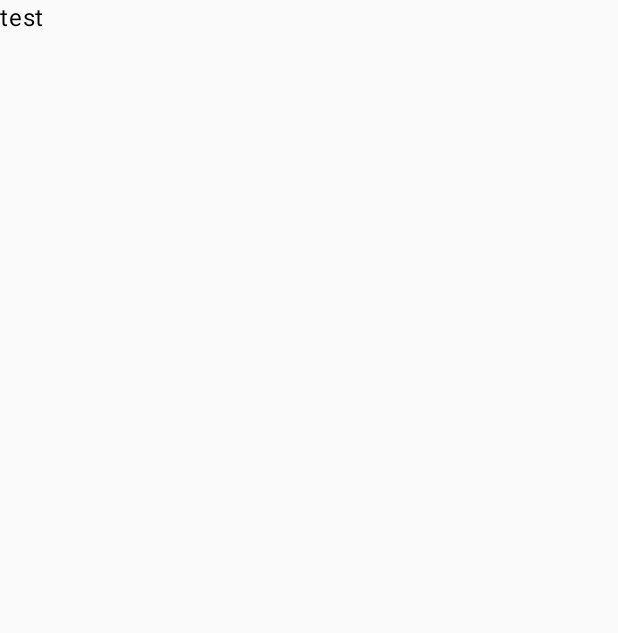
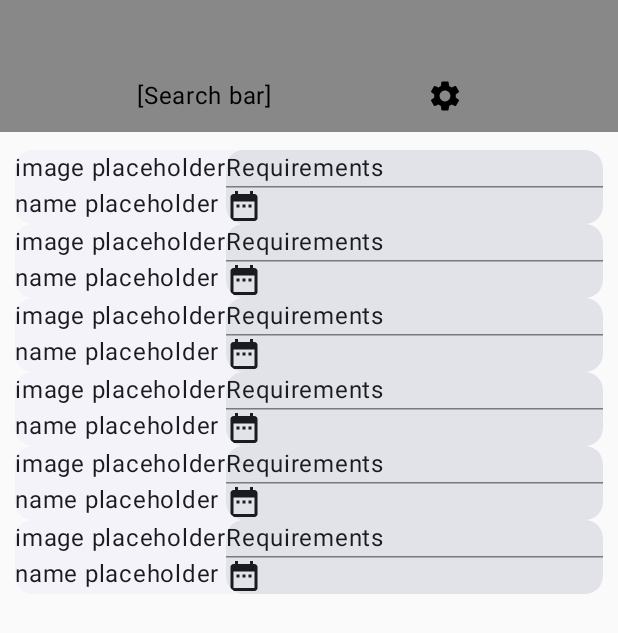
Before and after one commit to ParkerB77/HomieFindr, an Android app built with Jetpack Compose: the screen it shows after launch (MainActivity), on a phone screen of 412 x 824 dp. Before the commit the part shown is almost empty. Shown: the top 633 px of the screen. Run offline under Robolectric (Android 15) with nearby library versions, the phone set to English and light mode, and no system bars.

Commit message:
started formatting people screen

```diff
--- a/app/src/main/java/com/cs407/homiefindr/ui/screen/PeopleScreen.kt
+++ b/app/src/main/java/com/cs407/homiefindr/ui/screen/PeopleScreen.kt
@@ -1,9 +1,170 @@
 package com.cs407.homiefindr.ui.screen
 
+import androidx.compose.foundation.background
+import androidx.compose.foundation.layout.Arrangement
+import androidx.compose.foundation.layout.Box
+import androidx.compose.foundation.layout.Column
+import androidx.compose.foundation.layout.Row
+import androidx.compose.foundation.layout.Spacer
+import androidx.compose.foundation.layout.fillMaxSize
+import androidx.compose.foundation.layout.fillMaxWidth
+import androidx.compose.foundation.layout.padding
+import androidx.compose.foundation.lazy.LazyColumn
+import androidx.compose.material.icons.Icons
+import androidx.compose.material.icons.filled.DateRange
+import androidx.compose.material.icons.filled.Settings
+import androidx.compose.material3.Card
+import androidx.compose.material3.ElevatedCard
+import androidx.compose.material3.HorizontalDivider
+import androidx.compose.material3.Icon
+import androidx.compose.material3.IconButton
 import androidx.compose.material3.Text
 import androidx.compose.runtime.Composable
+import androidx.compose.ui.Alignment
+import androidx.compose.ui.Modifier
+import androidx.compose.ui.tooling.preview.Preview
+import androidx.compose.ui.unit.dp
+import androidx.compose.ui.graphics.Color
+import androidx.compose.ui.unit.sp
 
 @Composable
 fun PeopleScreen() {
-    Text(text = "test")
+
+    val ids = intArrayOf(0, 1, 2, 3, 4, 5)
+
+//    Column (
+//        modifier = Modifier.fillMaxSize()
+//    ){
+//        Spacer(modifier = Modifier.fillMaxWidth().background(color = Color.Gray).padding(20.dp))
+//        Row(
+//            modifier = Modifier
+//                .background(color = Color.Gray).fillMaxWidth(),
+//            horizontalArrangement = Arrangement.SpaceEvenly,
+//            verticalAlignment = Alignment.CenterVertically
+//        ) {
+//            Text(text = "[Search bar]")
+//            IconButton(
+//                onClick = {/* do something*/ }
+//            ) {
+//                Icon(
+//                    imageVector = Icons.Default.Settings,
+//                    contentDescription = "filter button"
+//                )
+//            }
+//
+//        }
+//
+//        LazyColumn (){
+//            ids.forEach { id ->
+//                item {
+//                    ElevatedCard (
+//                        modifier = Modifier.fillMaxWidth()
+//                    ) {
+//                        Text(text = "" + id)
+//
+//                    }
+//
+//                }
+//            }
+//        }
+//
+//
+//
+//        Row (verticalAlignment = Alignment.Bottom,
+//            horizontalArrangement = Arrangement.Center,
+//            modifier = Modifier.background(color = Color.Red)) {
+//            //.fillMaxSize().padding(20.dp)
+//            Text(text = "Bottom tabs")
+//        }
+//    }
+
+    Box (
+        modifier = Modifier.fillMaxSize()
+    ){
+        Column {
+            Spacer(modifier = Modifier.fillMaxWidth().background(color = Color.Gray).padding(20.dp))
+            Row(
+                modifier = Modifier
+                    .background(color = Color.Gray).fillMaxWidth(),
+                horizontalArrangement = Arrangement.SpaceEvenly,
+                verticalAlignment = Alignment.CenterVertically
+            ) {
+                Text(text = "[Search bar]")
+                IconButton(
+                    onClick = {/* do something*/ }
+                ) {
+                    Icon(
+                        imageVector = Icons.Default.Settings,
+                        contentDescription = "filter button"
+                    )
+                }
+
+            }
+        }
+
+
+        LazyColumn (
+            modifier = Modifier.padding(top = 100.dp, bottom = 80.dp)
+        ){
+            ids.forEach { id ->
+                item {
+                    ElevatedCard (
+                        modifier = Modifier.fillMaxWidth().padding(horizontal = 10.dp)
+                    ) {
+                        Row(
+                            modifier = Modifier.fillMaxWidth(),
+                            Arrangement.SpaceBetween
+
+                        ) {
+                            //profile picture and name
+                            Column {
+                                Text(text = "image placeholder")
+                                Text(text = "name placeholder")
+                            }
+
+
+                            //user information
+                            Card {
+//                                Text(text = "" + id)
+                                Column {
+                                    Text(text = "Requirements")
+                                    HorizontalDivider()
+                                    Icon(
+                                        imageVector = Icons.Default.DateRange,
+                                        contentDescription = "icon for time"
+                                    )
+
+                                }
+
+                            }
+                        }
+
+
+
+                    }
+
+                }
+            }
+        }
+
+
+
+        Row (verticalAlignment = Alignment.Bottom,
+            horizontalArrangement = Arrangement.Center,
+            modifier = Modifier.fillMaxSize().padding(top = 850.dp).background(color = Color.Red)) {
+            //.fillMaxSize().padding(20.dp)
+            Column {
+                Text(text = "Bottom tabs", fontSize = 30.sp)
+                Spacer(modifier = Modifier.padding(10.dp) )
+            }
+        }
+    }
+
+
 }
+
+@Preview
+@Composable
+fun PeoplePrev() {
+    PeopleScreen()
+}
```
